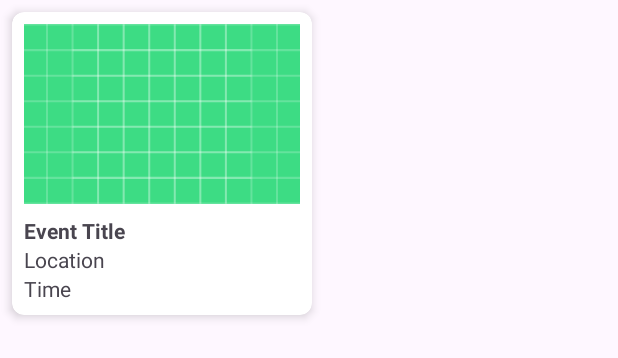
After one commit to CMPUT301W24T25/Quemeful-QR, an Android app: the layout eventstodaycard.xml on its own in the app's theme, with its tools: preview values and no code run, on a phone screen of 412 x 824 dp. The commit adds this screen. Shown: the top 358 px of the screen. Run offline under Robolectric (Android 15) with nearby library versions, the phone set to English and light mode, and no system bars.

Commit message:
added dashboard

```diff
--- a/app/build.gradle.kts
+++ b/app/build.gradle.kts
@@ -1,5 +1,6 @@
 plugins {
     id("com.android.application")
+    id("com.google.gms.google-services")
 }
 
 android {
@@ -36,6 +37,8 @@ dependencies {
     testImplementation("junit:junit:4.13.2")
     androidTestImplementation("androidx.test.ext:junit:1.1.5")
     androidTestImplementation("androidx.test.espresso:espresso-core:3.5.1")
+    implementation(platform("com.google.firebase:firebase-bom:32.7.1"))
+    implementation("com.google.firebase:firebase-analytics")
     implementation("com.etebarian:meow-bottom-navigation-java:1.2.0")
     implementation("androidx.navigation:navigation-fragment:2.7.6")
     implementation("com.google.firebase:firebase-firestore:23.0.3")
--- /dev/null
+++ b/app/src/main/res/layout/eventstodaycard.xml
@@ -0,0 +1,56 @@
+<?xml version="1.0" encoding="utf-8"?>
+<androidx.cardview.widget.CardView xmlns:android="http://schemas.android.com/apk/res/android"
+    xmlns:app="http://schemas.android.com/apk/res-auto"
+    android:layout_width="wrap_content"
+    android:layout_height="wrap_content"
+    app:cardCornerRadius="8dp"
+    app:cardElevation="4dp"
+    android:layout_margin="8dp">
+
+    <androidx.constraintlayout.widget.ConstraintLayout
+        android:layout_width="200dp"
+        android:layout_height="wrap_content"
+        android:padding="8dp">
+
+        <ImageView
+            android:id="@+id/eventImage"
+            android:layout_width="0dp"
+            android:layout_height="120dp"
+            android:scaleType="centerCrop"
+            android:src="@drawable/ic_launcher_background"
+            app:layout_constraintTop_toTopOf="parent"
+            app:layout_constraintStart_toStartOf="parent"
+            app:layout_constraintEnd_toEndOf="parent"/>
+
+        <TextView
+            android:id="@+id/eventTitle"
+            android:layout_width="0dp"
+            android:layout_height="wrap_content"
+            android:text="Event Title"
+            android:textStyle="bold"
+            android:paddingTop="8dp"
+            app:layout_constraintTop_toBottomOf="@id/eventImage"
+            app:layout_constraintStart_toStartOf="parent"
+            app:layout_constraintEnd_toEndOf="parent"/>
+
+        <TextView
+            android:id="@+id/eventLocation"
+            android:layout_width="0dp"
+            android:layout_height="wrap_content"
+            android:text="Location"
+            app:layout_constraintTop_toBottomOf="@id/eventTitle"
+            app:layout_constraintStart_toStartOf="parent"
+            app:layout_constraintEnd_toEndOf="parent"/>
+
+        <TextView
+            android:id="@+id/eventTime"
+            android:layout_width="0dp"
+            android:layout_height="wrap_content"
+            android:text="Time"
+            app:layout_constraintEnd_toEndOf="parent"
+            app:layout_constraintHorizontal_bias="1.0"
+            app:layout_constraintStart_toStartOf="parent"
+            app:layout_constraintTop_toBottomOf="@id/eventLocation" />
+
+    </androidx.constraintlayout.widget.ConstraintLayout>
+</androidx.cardview.widget.CardView>
--- a/build.gradle.kts
+++ b/build.gradle.kts
@@ -1,4 +1,5 @@
 // Top-level build file where you can add configuration options common to all sub-projects/modules.
 plugins {
     id("com.android.application") version "8.2.2" apply false
+    id("com.google.gms.google-services") version "4.4.0" apply false
 }
```
Also changed, not shown: app/src/main/java/com/android/quemeful_qr/DateUtils.java (added, +27 -0 lines), app/src/main/java/com/android/quemeful_qr/EventHelper.java (added, +49 -0 lines), app/src/main/java/com/android/quemeful_qr/EventsTodayAdapter.java (added, +58 -0 lines), app/src/main/java/com/android/quemeful_qr/Home.java (+63 -7 lines), app/src/main/java/com/android/quemeful_qr/MainActivity.java (+2 -8 lines), app/src/main/java/com/android/quemeful_qr/UpcomingEventsAdapter.java (added, +50 -0 lines), app/src/main/res/layout/upcomingeventscard.xml (added, +46 -0 lines), 1 other file.
